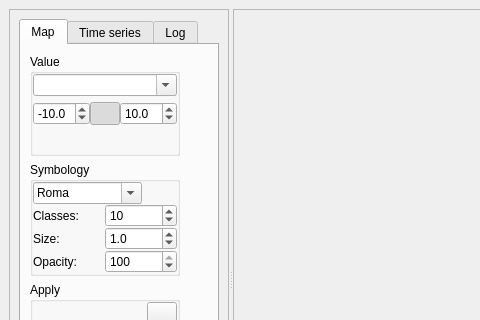
First picture: the form in insar_explorer_dockwidget_base.ui, repository luhipi/insar-explorer, before the edit; both pictures show x 0 to 480 and y 0 to 320 of the 693 by 578 pixel window.
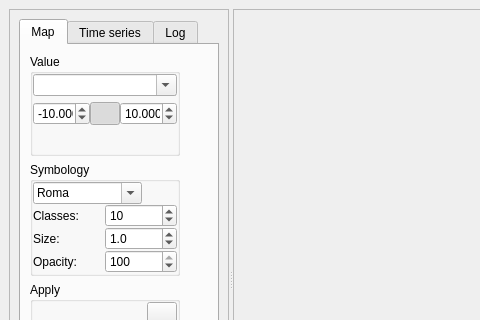
Second picture: the form after the edit. Icons and pictures are not drawn.

Commit message: allow 3 decimal points for data range to support data in meters.

```diff
--- a/insar_explorer_dockwidget_base.ui
+++ b/insar_explorer_dockwidget_base.ui
@@ -235,7 +235,7 @@
                           <string>Min symbology value</string>
                          </property>
                          <property name="decimals">
-                          <number>1</number>
+                          <number>3</number>
                          </property>
                          <property name="minimum">
                           <double>-1000000000.000000000000000</double>
@@ -317,7 +317,7 @@
                           <string>Max symbology value</string>
                          </property>
                          <property name="decimals">
-                          <number>1</number>
+                          <number>3</number>
                          </property>
                          <property name="minimum">
                           <double>-1000000000.000000000000000</double>
```
The commit also changes 1 other file.
